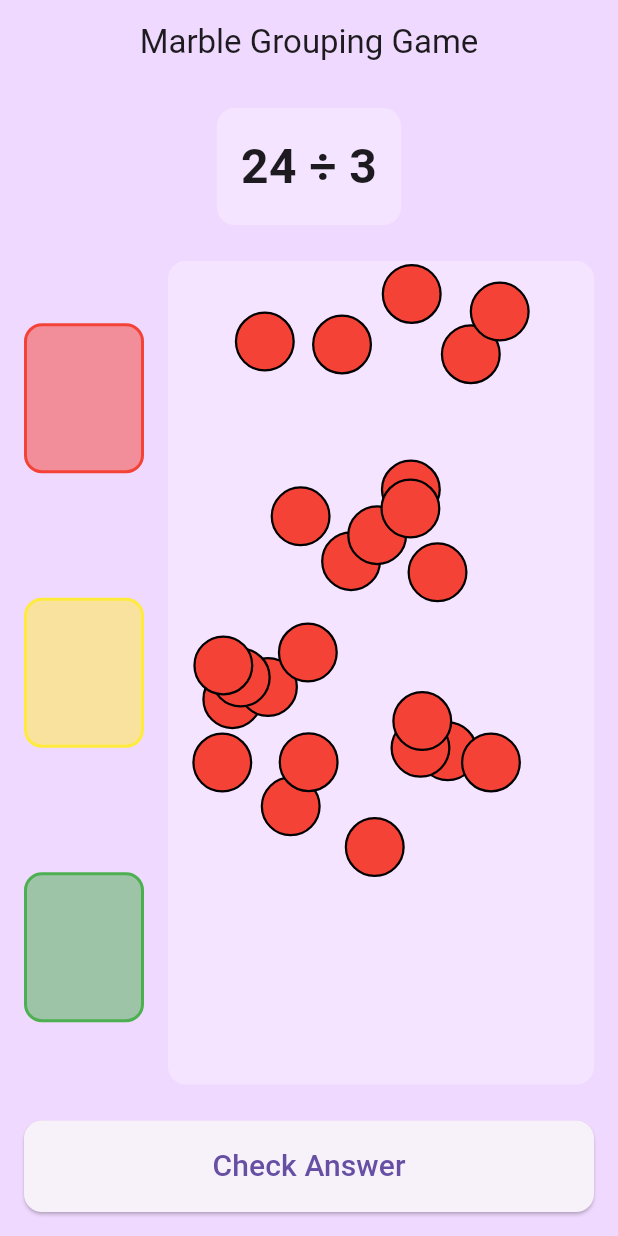
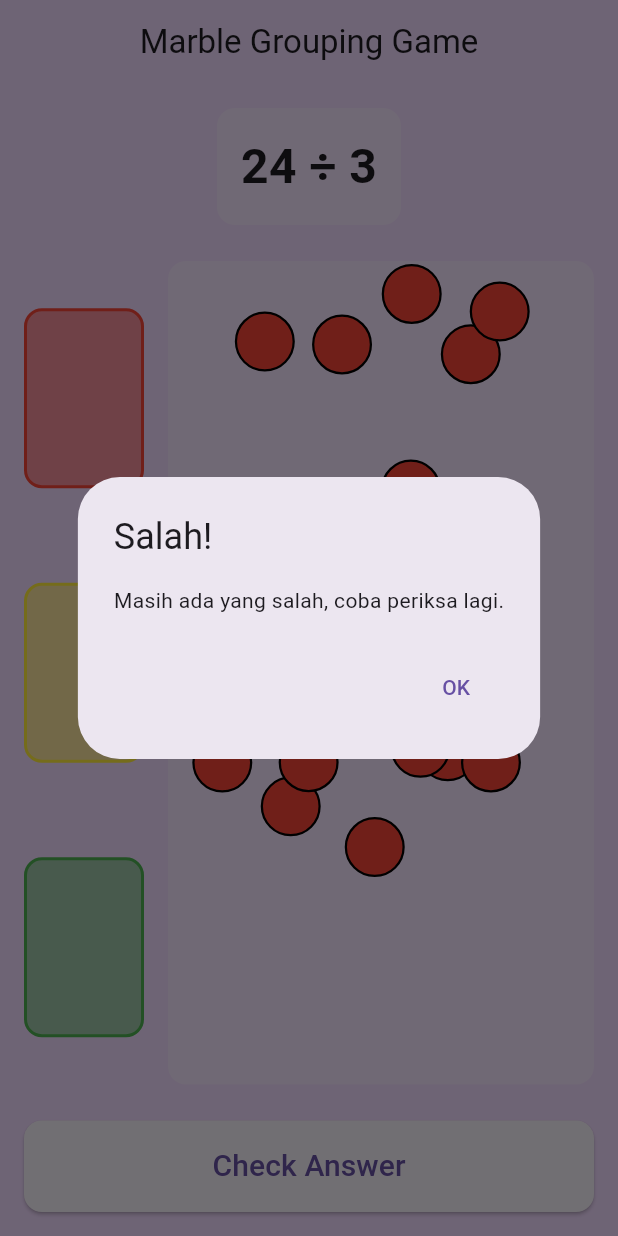
Before and after one commit to RulyOctareza/marble_game_flutter, a Flutter app: the screen it shows after launch, after a tap on "Check Answer", on a phone screen of 412 x 824 dp. Run offline on Flutter 3.47's test engine with Material 3 defaults, Android fonts, the phone set to English and light mode, and no system bars; our stand-ins replace get.

Commit message:
simpan dulu yang lama

```diff
--- /dev/null
+++ b/lib/app/data/models/target_card_model.dart
@@ -0,0 +1,18 @@
+import 'package:flutter/material.dart';
+import 'package:get/get_rx/src/rx_types/rx_types.dart';
+import 'package:marble_game/app/data/models/marble_model.dart';
+
+class TargetCardModel {
+  final int id;
+  final Color color;
+  final RxList<MarbleModel> marbles;
+  final RxBool isCorrect;
+
+  TargetCardModel({
+    required this.id,
+    required this.color,
+    List<MarbleModel>? marbles,
+    bool? isCorrect,
+  }) : marbles = (marbles ?? []).obs,
+       isCorrect = (isCorrect ?? false).obs;
+}
--- a/lib/app/modules/home/home_controller.dart
+++ b/lib/app/modules/home/home_controller.dart
@@ -3,6 +3,7 @@ import 'package:flutter/material.dart';
 import 'package:get/get.dart';
 import 'package:marble_game/app/data/models/marble_model.dart';
 import 'package:marble_game/app/data/models/math_problem_model.dart';
+import 'package:marble_game/app/data/models/target_card_model.dart';
 
 class HomeController extends GetxController {
   final GlobalKey playAreaKey = GlobalKey();
@@ -11,6 +12,7 @@ class HomeController extends GetxController {
   final problem = MathProblemModel(dividend: 24, divisor: 3);
 
   final RxList<MarbleModel> marbles = <MarbleModel>[].obs;
+  final RxList<TargetCardModel> targetCards = <TargetCardModel>[].obs;
 
   void updateMarblePosition(int marbleId, Offset globalPosition) {
     final RenderBox box =
@@ -51,59 +53,80 @@ class HomeController extends GetxController {
     }
   }
 
-  void groupMarbles(int draggedMarbleId, int targetMarbleId) {
-    //
-    // cari index dari kedua kelereng
-    //
-    final int draggedIndex = marbles.indexWhere((m) => m.id == draggedMarbleId);
-    final int targetIndex = marbles.indexWhere((m) => m.id == targetMarbleId);
+  void addMarbleToTarget(int marbleId, int targetId) {
+    final int marbleIndex = marbles.indexWhere((m) => m.id == marbleId);
+    if (marbleIndex != -1) {
+      final marble = marbles[marbleIndex];
+      marbles.removeAt(marbleIndex);
+      targetCards[targetId].marbles.add(marble);
+    }
+  }
 
-    //
-    // jika kedua kelereng ditemukan
-    //
-    if (draggedIndex != -1 && targetIndex != -1) {
-      //
-      // ambil kelereng yang di drag dan kelereng target
-      //
-      final draggedMarble = marbles[draggedIndex];
-      final targetMarble = marbles[targetIndex];
+  void checkAnswer() {
+    final correctAnswer = problem.dividend ~/ problem.divisor;
+    bool allCorrect = true;
 
-      final newGroupId = targetMarble.groupId ?? targetMarble.id;
+    for (var card in targetCards) {
+      if (card.marbles.length == correctAnswer) {
+        card.isCorrect.value = true;
+      } else {
+        card.isCorrect.value = false;
+        allCorrect = false;
+      }
+    }
 
-      //
-      // buat ulang objek kelereng yang di drag dan kelereng target
-      //
-      final updatedDraggedMarble = MarbleModel(
-        id: draggedMarble.id,
-        position: targetMarble.position + const Offset(20, 0),
-        groupId: newGroupId,
+    Get.dialog(
+      AlertDialog(
+        title: Text(allCorrect ? 'Benar!' : 'Salah!'),
+        content: Text(
+          allCorrect
+              ? 'Selamat! Jawaban kamu benar.'
+              : 'Masih ada yang salah, coba periksa lagi.',
+        ),
+        actions: [
+          TextButton(onPressed: () => Get.back(), child: const Text('OK')),
+        ],
+      ),
+    );
+  }
+
+  void returnMarbleToPlayArea(int marbleId, int fromCardId) {
+    final card = targetCards.firstWhere((c) => c.id == fromCardId);
+    final marbleIndex = card.marbles.indexWhere((m) => m.id == marbleId);
+
+    if (marbleIndex != -1) {
+      final marble = card.marbles[marbleIndex];
+      card.marbles.removeAt(marbleIndex);
+
+      // Reset position to a random one within the play area
+      final RenderBox box =
+          playAreaKey.currentContext!.findRenderObject() as RenderBox;
+      final Random random = Random();
+      final updatedMarble = MarbleModel(
+        id: marble.id,
+        position: Offset(
+          random.nextDouble() * (box.size.width - 40),
+          random.nextDouble() * (box.size.height - 40),
+        ),
       );
 
-      //
-      // buat ulang objek kelereng target
-      //
-      final updatedTargetMarble = MarbleModel(
-        id: targetMarble.id,
-        position: targetMarble.position,
-        groupId: newGroupId,
-      );
-
-      //
-      // update list kelereng
-      //
-      marbles[draggedIndex] = updatedDraggedMarble;
-      marbles[targetIndex] = updatedTargetMarble;
-
-      print(
-        'Kelereng $draggedMarbleId & $targetMarbleId sekarang ada di grup $newGroupId',
-      );
+      marbles.add(updatedMarble);
     }
   }
 
   @override
   void onInit() {
     super.onInit();
+    initializeTargetCards();
     generateMarbles();
+  }
+
+  void initializeTargetCards() {
+    targetCards.assignAll([
+      TargetCardModel(id: 0, color: Colors.red),
+      TargetCardModel(id: 1, color: Colors.yellow),
+      TargetCardModel(id: 2, color: Colors.green),
+    ]);
   }
 
   void generateMarbles() {
--- a/lib/app/modules/home/home_view.dart
+++ b/lib/app/modules/home/home_view.dart
@@ -51,16 +51,62 @@ class HomeView extends GetView<HomeController> {
                 children: [
                   Column(
                     mainAxisAlignment: MainAxisAlignment.spaceAround,
-                    children: List.generate(3, (index) {
-                      final colors = [Colors.red, Colors.yellow, Colors.green];
-                      return Container(
+                    children: List.generate(controller.targetCards.length, (
+                      index,
+                    ) {
+                      final card = controller.targetCards[index];
+                      return DragTarget<int>(
+                        builder: (context, candidateData, rejectedData) {
+                          return Obx(
+                            () => Container(
                               width: 80,
-                        height: 100,
+                              height: 120,
+                              padding: const EdgeInsets.all(8),
                               decoration: BoxDecoration(
-                          color: colors[index].withValues(alpha: 0.5),
+                                color: card.color.withOpacity(0.5),
                                 borderRadius: BorderRadius.circular(12),
-                          border: Border.all(color: colors[index], width: 2),
+                                border: Border.all(
+                                  color:
+                                      card.isCorrect.value ||
+                                          card.marbles.isEmpty
+                                      ? card.color
+                                      : Colors.red,
+                                  width:
+                                      card.isCorrect.value ||
+                                          card.marbles.isEmpty
+                                      ? 2
+                                      : 4,
                                 ),
+                              ),
+                              child: Wrap(
+                                spacing: 4,
+                                runSpacing: 4,
+                                children: card.marbles.map((marble) {
+                                  return GestureDetector(
+                                    onTap: () {
+                                      controller.returnMarbleToPlayArea(
+                                        marble.id,
+                                        card.id,
+                                      );
+                                    },
+                                    child: Container(
+                                      width: 15,
+                                      height: 15,
+                                      decoration: const BoxDecoration(
+                                        color: Colors.deepPurple,
+                                        shape: BoxShape.circle,
+                                      ),
+                                    ),
+                                  );
+                                }).toList(),
+                              ),
+                            ),
+                          );
+                        },
+                        onWillAcceptWithDetails: (data) => true,
+                        onAcceptWithDetails: (details) {
+                          controller.addMarbleToTarget(details.data, card.id);
+                        },
                       );
                     }),
                   ),
@@ -82,19 +128,13 @@ class HomeView extends GetView<HomeController> {
                             return Positioned(
                               left: marble.position.dx,
                               top: marble.position.dy,
-
-                              child: DragTarget<int>(
-                                builder: (context, candidateData, rejectedData) {
-                                  return Draggable<int>(
+                              child: Draggable<int>(
                                 data: marble.id,
-
                                 feedback: Container(
                                   width: 45,
                                   height: 45,
                                   decoration: BoxDecoration(
-                                        color: Colors.red.withValues(
-                                          alpha: 0.7,
-                                        ),
+                                    color: Colors.red.withValues(alpha: 0.7),
                                     shape: BoxShape.circle,
                                     boxShadow: [
                                       BoxShadow(
@@ -139,19 +179,6 @@ class HomeView extends GetView<HomeController> {
                                     ),
                                   ),
                                 ),
-                                  );
-                                },
-                                onWillAcceptWithDetails: (details) {
-                                  // tidak di izinkan kelereng dijatuhkan ke dirinya sendiri
-                                  return details.data != marble.id;
-                                },
-                                // Fungsi yang dijalankan saat drop berhasil diterima
-                                onAcceptWithDetails: (details) {
-                                  controller.groupMarbles(
-                                    details.data,
-                                    marble.id,
-                                  );
-                                },
                               ),
                             );
                           }).toList(),
@@ -169,7 +196,7 @@ class HomeView extends GetView<HomeController> {
             SizedBox(
               width: double.infinity,
               child: ElevatedButton(
-                onPressed: () {},
+                onPressed: controller.checkAnswer,
                 style: ElevatedButton.styleFrom(
                   padding: const EdgeInsets.symmetric(vertical: 16),
                   shape: RoundedRectangleBorder(
```
Lines whose indentation alone changed are shown as unchanged.
